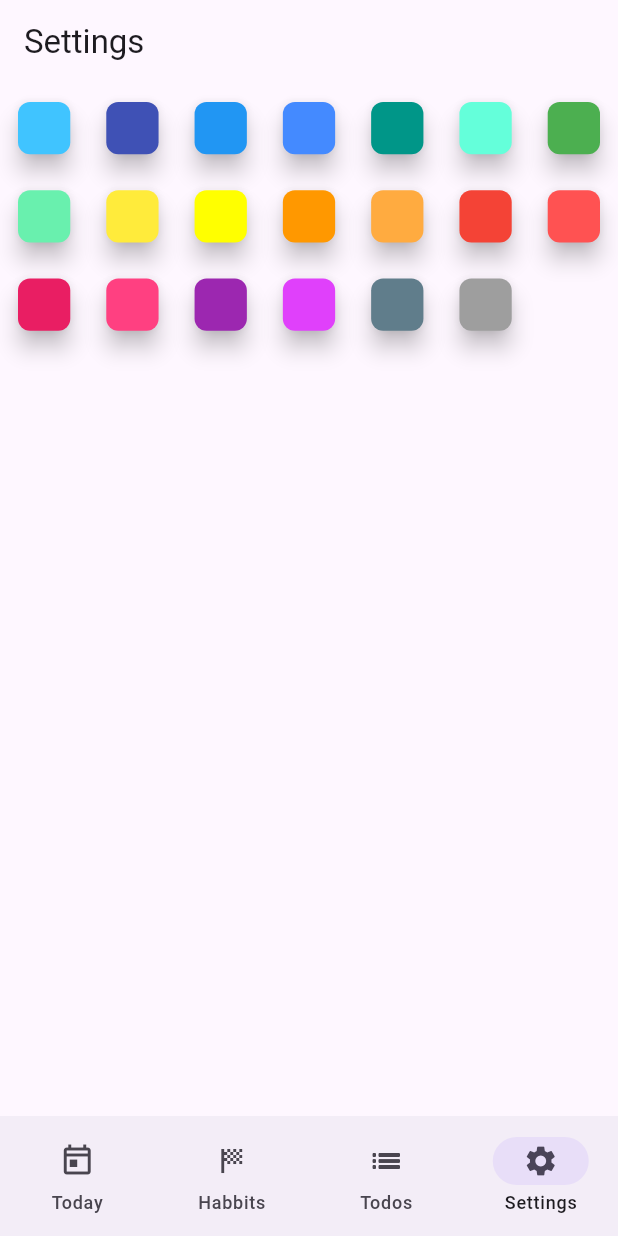
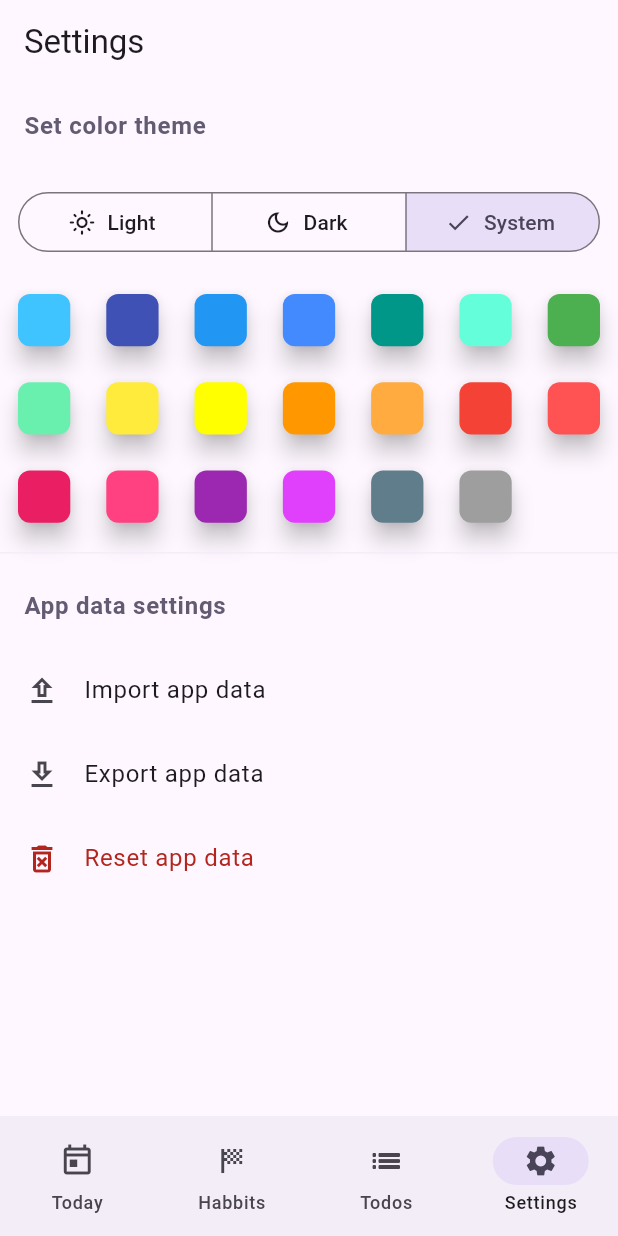
Before and after one commit to krille-chan/mood-and-habbits, a Flutter app: the SettingsPage screen opened by its route, on a phone screen of 412 x 824 dp. Run offline on Flutter 3.47's test engine with Material 3 defaults, Android fonts, the phone set to English and light mode, and no system bars; drawn by our look-alikes of dynamic_color; our stand-ins replace file_picker, go_router, shared_preferences, sqflite; missing offline and left inert: d_chart; accounts and stored records are empty; generated files the repository leaves out were written again.

Commit message:
feat: Add app data settings

```diff
--- a/lib/l10n/app_en.arb
+++ b/lib/l10n/app_en.arb
@@ -24,5 +24,22 @@
     "addNote": "Add optional note",
     "save": "Save",
     "cancel": "Cancel",
-    "systemTheme": "System theme"
+    "system": "System",
+    "light": "Light",
+    "dark": "Dark",
+    "setColorTheme": "Set color theme",
+    "resetData": "Reset app data",
+    "exportData": "Export app data",
+    "importData": "Import app data",
+    "appDataSettings": "App data settings",
+    "errorWhileImportingData": "Error while importing data...",
+    "resetDataWarning": "This will delete all your stored habbits, todos, your progress, your entire mood diary and all app data. Are you completely sure you want to do this? This can not be undone. It is recommended to export your data first.",
+    "allDataHasBeenReset": "All data has been reset!",
+    "importedCountDataSets": "Imported {count} data sets.",
+    "@importedCountDataSets": {
+         "type": "text",
+        "placeholders": {
+            "count": {}
+        }
+    }
 }
--- a/lib/models/database_schema.dart
+++ b/lib/models/database_schema.dart
@@ -15,6 +15,11 @@ Future<void> createSchema(Database database) async {
   return;
 }
 
+const Set<String> databaseTables = {
+  Mood.databaseRowName,
+  Todo.databaseRowName,
+};
+
 Future<void> upgradeSchema(
   Database database,
   int oldVersion,
--- a/lib/pages/mood_stats/mood_stats_page.dart
+++ b/lib/pages/mood_stats/mood_stats_page.dart
@@ -25,7 +25,7 @@ class MoodStatsPage extends StatelessWidget {
         builder: (context, data, _) {
           final moods = data.moods;
           final lineChartData = data.lineChartData;
-          if (moods == null || moods.isEmpty) {
+          if (moods == null) {
             return Center(
               child: Padding(
                 padding: const EdgeInsets.all(16.0),
--- a/lib/pages/settings/settings_page.dart
+++ b/lib/pages/settings/settings_page.dart
@@ -13,6 +13,7 @@ class SettingsPage extends StatelessWidget {
   @override
   Widget build(BuildContext context) {
     const colorPickerSize = 32.0;
+    final theme = Theme.of(context);
 
     return Scaffold(
       appBar: AppBar(
@@ -20,6 +21,42 @@ class SettingsPage extends StatelessWidget {
       ),
       body: ListView(
         children: [
+          ListTile(
+            title: Text(
+              context.l10n.setColorTheme,
+              style: TextStyle(
+                color: theme.colorScheme.secondary,
+                fontWeight: FontWeight.bold,
+              ),
+            ),
+          ),
+          Padding(
+            padding: const EdgeInsets.all(12.0),
+            child: SegmentedButton<ThemeMode>(
+              selected: {
+                state.appState.theme.value.themeMode ?? ThemeMode.system,
+              },
+              onSelectionChanged: (selected) =>
+                  state.appState.setThemeMode(selected.single),
+              segments: [
+                ButtonSegment(
+                  value: ThemeMode.light,
+                  label: Text(context.l10n.light),
+                  icon: const Icon(Icons.light_mode_outlined),
+                ),
+                ButtonSegment(
+                  value: ThemeMode.dark,
+                  label: Text(context.l10n.dark),
+                  icon: const Icon(Icons.dark_mode_outlined),
+                ),
+                ButtonSegment(
+                  value: ThemeMode.system,
+                  label: Text(context.l10n.system),
+                  icon: const Icon(Icons.auto_mode_outlined),
+                ),
+              ],
+            ),
+          ),
           DynamicColorBuilder(
             builder: (light, dark) {
               final systemColor =
@@ -39,7 +76,7 @@ class SettingsPage extends StatelessWidget {
                     padding: const EdgeInsets.all(12.0),
                     child: Tooltip(
                       message: customColors[i] == null
-                          ? context.l10n.systemTheme
+                          ? context.l10n.system
                           : '#${color.value.toRadixString(16).toUpperCase()}',
                       child: InkWell(
                         borderRadius: BorderRadius.circular(8),
@@ -73,6 +110,33 @@ class SettingsPage extends StatelessWidget {
               );
             },
           ),
+          Divider(color: theme.colorScheme.surfaceContainer),
+          ListTile(
+            title: Text(
+              context.l10n.appDataSettings,
+              style: TextStyle(
+                color: theme.colorScheme.secondary,
+                fontWeight: FontWeight.bold,
+              ),
+            ),
+          ),
+          ListTile(
+            title: Text(context.l10n.importData),
+            leading: const Icon(Icons.upload_outlined),
+            onTap: () => state.importAppData(context),
+          ),
+          ListTile(
+            title: Text(context.l10n.exportData),
+            leading: const Icon(Icons.download_outlined),
+            onTap: () => state.exportAppData(context),
+          ),
+          ListTile(
+            iconColor: theme.colorScheme.error,
+            textColor: theme.colorScheme.error,
+            title: Text(context.l10n.resetData),
+            leading: const Icon(Icons.delete_forever_outlined),
+            onTap: () => state.deleteAppData(context),
+          ),
         ],
       ),
     );
--- a/pubspec.yaml
+++ b/pubspec.yaml
@@ -10,6 +10,7 @@ dependencies:
   collection: ^1.18.0
   d_chart: ^2.10.2
   dynamic_color: ^1.7.0
+  file_picker: ^8.1.3
   flutter:
     sdk: flutter
   flutter_localizations:
```
Also changed, not shown: lib/models/app_state.dart (+33 -0 lines), lib/pages/settings/settings_page_state.dart (+87 -0 lines), pubspec.lock, 1 other file.
